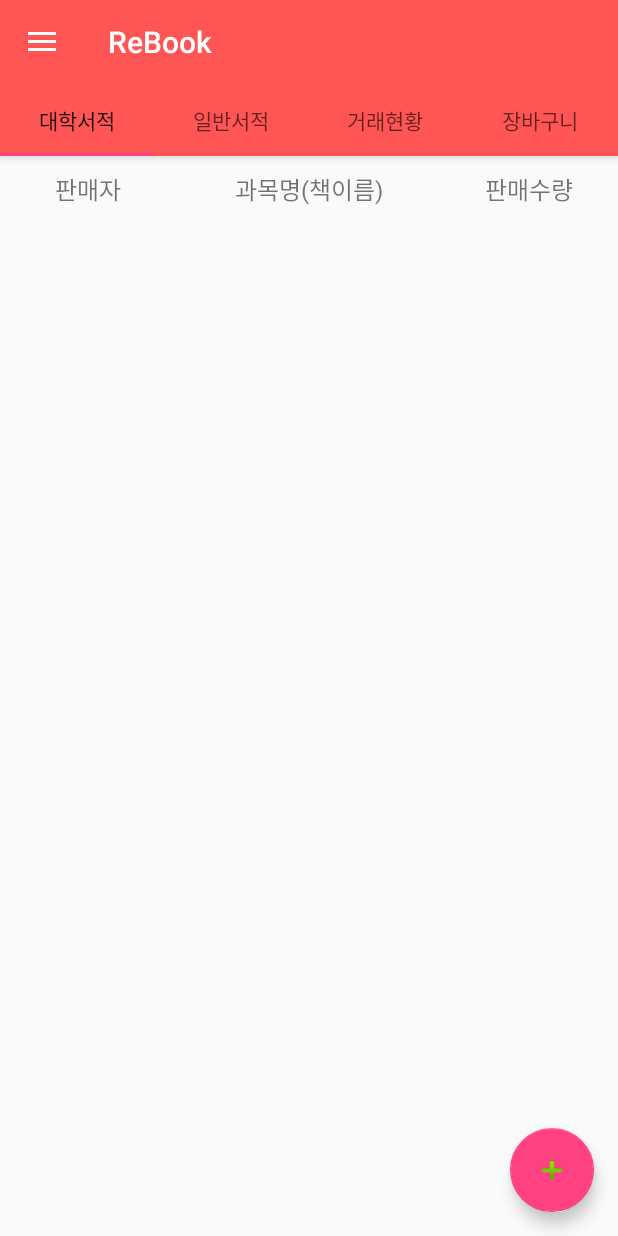
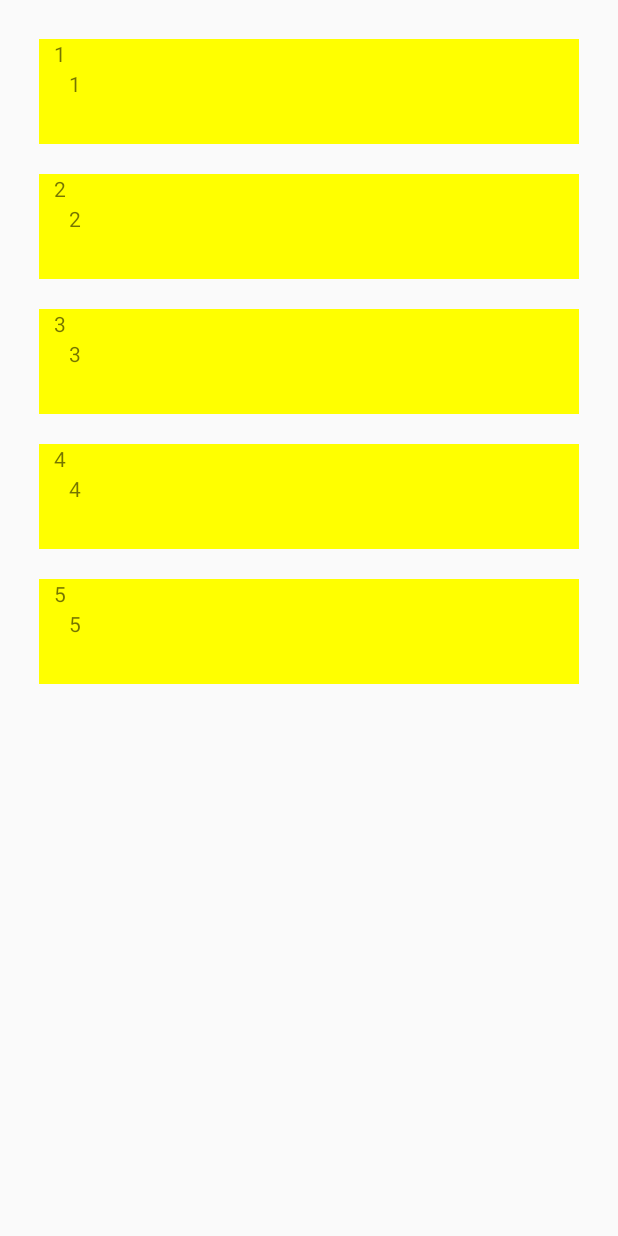
Before and after one commit to MoonSlime/ReBook, an Android app: the screen it shows after launch (MainActivity before the commit, ChatActivity after it), on a phone screen of 412 x 824 dp. Run offline under Robolectric (Android 15) with nearby library versions, the phone set to English and light mode, and no system bars; our stand-ins replace Firebase (no records; nobody signed in at launch, a user with empty details on screens opened directly).

Commit message:
아아아아안대자나아아아아아아앙

```diff
--- a/app/src/main/AndroidManifest.xml
+++ b/app/src/main/AndroidManifest.xml
@@ -11,13 +11,14 @@
         android:supportsRtl="true"
         android:theme="@style/AppTheme.NoActionBar">
         <activity android:name=".MainActivity">
+        </activity>
+        <activity android:name=".ChatActivity" >
             <intent-filter>
                 <action android:name="android.intent.action.MAIN" />
 
                 <category android:name="android.intent.category.LAUNCHER" />
             </intent-filter>
         </activity>
-        <activity android:name=".ChatActivity" />
         <activity android:name=".SearchActivity"></activity>
     </application>
 
--- a/app/src/main/java/com/cksrb/rebook/ChatActivity.java
+++ b/app/src/main/java/com/cksrb/rebook/ChatActivity.java
@@ -2,17 +2,18 @@
 
 import android.os.Bundle;
 import android.support.v7.app.AppCompatActivity;
-import android.view.View;
+import android.support.v7.widget.DefaultItemAnimator;
+import android.support.v7.widget.LinearLayoutManager;
+import android.support.v7.widget.RecyclerView;
 import android.widget.Button;
 import android.widget.EditText;
-import android.widget.TextView;
 
 import com.cksrb.rebook.DataForm.ChatData;
-import com.google.firebase.database.ChildEventListener;
-import com.google.firebase.database.DataSnapshot;
-import com.google.firebase.database.DatabaseError;
 import com.google.firebase.database.DatabaseReference;
 import com.google.firebase.database.FirebaseDatabase;
+
+import java.util.ArrayList;
+import java.util.List;
 
 public class ChatActivity extends AppCompatActivity {
 
@@ -22,11 +23,31 @@
     EditText editText;
     Button button_Push;
 
+    //
+    private List<ChatData> chatDataList = new ArrayList<>();
+    private RecyclerView recyclerView;
+    private ChatAdapter cAdapter;
+    //
+
     @Override
     protected void onCreate(Bundle savedInstanceState) {
         super.onCreate(savedInstanceState);
-        setContentView(R.layout.activity_chat);
+       // setContentView(R.layout.activity_chat);
+        setContentView(R.layout.chat_main);
+        //
+        recyclerView = (RecyclerView) findViewById(R.id.recycler_view);
 
+        cAdapter = new ChatAdapter(chatDataList);
+        RecyclerView.LayoutManager mLayoutManager = new LinearLayoutManager(getApplicationContext());
+        recyclerView.setLayoutManager(mLayoutManager);
+        recyclerView.setItemAnimator(new DefaultItemAnimator());
+        recyclerView.setAdapter(cAdapter);
+
+        //
+
+        prepareData();
+        //
+/*
         editText = (EditText)findViewById(R.id.editText);
         button_Push = (Button)findViewById(R.id.button_Push);
 
@@ -44,7 +65,7 @@
             public void onChildAdded(DataSnapshot dataSnapshot, String s) {
                 ChatData chatData = dataSnapshot.getValue(ChatData.class);  // chatData를 가져오고
                 TextView textView = (TextView)findViewById(R.id.textView);
-                textView.setText(chatData.getUserName()+"send this\n=>"+chatData.getMessage());  // adapter에 추가합니다.
+                textView.setText(chatData.getUserId()+"send this\n=>"+chatData.getMessage());  // adapter에 추가합니다.
             }
 
             @Override
@@ -59,5 +80,26 @@
             @Override
             public void onCancelled(DatabaseError databaseError) { }
         });
+        */
     }
+
+    private void prepareData(){
+        ChatData chatData = new ChatData("1","1");
+        chatDataList.add(chatData);
+
+        chatData = new ChatData("2","2");
+        chatDataList.add(chatData);
+
+        chatData = new ChatData("3","3");
+        chatDataList.add(chatData);
+
+        chatData = new ChatData("4","4");
+        chatDataList.add(chatData);
+
+        chatData = new ChatData("5","5");
+        chatDataList.add(chatData);
+
+        cAdapter.notifyDataSetChanged();
+    }
+
 }
--- /dev/null
+++ b/app/src/main/java/com/cksrb/rebook/ChatAdapter.java
@@ -0,0 +1,54 @@
+package com.cksrb.rebook;
+
+import android.support.v7.widget.RecyclerView;
+import android.view.LayoutInflater;
+import android.view.View;
+import android.view.ViewGroup;
+import android.widget.TextView;
+
+import com.cksrb.rebook.DataForm.ChatData;
+
+import java.util.List;
+
+/**
+ * Created by cksrb on 2016. 12. 5..
+ */
+
+public class ChatAdapter extends RecyclerView.Adapter<ChatAdapter.MyViewHolder>{
+    private List<ChatData> chatDataList;
+
+    public class MyViewHolder extends RecyclerView.ViewHolder {
+        public TextView userId,message;
+
+        public MyViewHolder(View view) {
+            super(view);
+            userId = (TextView) view.findViewById(R.id.user_id);
+            message = (TextView) view.findViewById(R.id.message);
+        }
+    }
+
+
+    public ChatAdapter(List<ChatData> chatDataList) {
+        this.chatDataList = chatDataList;
+    }
+
+    @Override
+    public MyViewHolder onCreateViewHolder(ViewGroup parent, int viewType) {
+        View itemView = LayoutInflater.from(parent.getContext())
+                .inflate(R.layout.chat_in, parent, false);
+
+        return new MyViewHolder(itemView);
+    }
+
+    @Override
+    public void onBindViewHolder(MyViewHolder holder, int position) {
+        ChatData chatData = chatDataList.get(position);
+        holder.userId.setText(chatData.getUserId());
+        holder.message.setText(chatData.getMessage());
+    }
+
+    @Override
+    public int getItemCount() {
+        return chatDataList.size();
+    }
+}
--- a/app/src/main/java/com/cksrb/rebook/DataForm/ChatData.java
+++ b/app/src/main/java/com/cksrb/rebook/DataForm/ChatData.java
@@ -5,22 +5,22 @@
  */
 
 public class ChatData {
-    private String userName;
+    private String userId;
     private String message;
 
     public ChatData() { }
 
-    public ChatData(String userName, String message) {
-        this.userName = userName;
+    public ChatData(String userId, String message) {
+        this.userId = userId;
         this.message = message;
     }
 
-    public String getUserName() {
-        return userName;
+    public String getUserId() {
+        return userId;
     }
 
-    public void setUserName(String userName) {
-        this.userName = userName;
+    public void setUserId(String userId) {
+        this.userId = userId;
     }
 
     public String getMessage() {
--- /dev/null
+++ b/app/src/main/res/layout/chat_in.xml
@@ -0,0 +1,25 @@
+<?xml version="1.0" encoding="utf-8"?>
+<RelativeLayout xmlns:android="http://schemas.android.com/apk/res/android"
+    android:layout_width="match_parent"
+    android:layout_height="70dp"
+    android:layout_marginTop="5dp"
+    android:background="#FF0"
+    android:layout_margin="10dp">
+
+    <TextView
+        android:id="@+id/user_id"
+        android:layout_marginLeft="10dp"
+        android:layout_width="wrap_content"
+        android:layout_height="20dp"
+        android:text="User Id"/>
+
+    <TextView
+        android:id="@+id/message"
+        android:layout_below="@id/user_id"
+        android:layout_marginLeft="20dp"
+        android:layout_width="wrap_content"
+        android:layout_height="wrap_content"
+        android:text="ABCDEFGHIJKLMNOPQRSTUVWXYZ"/>
+
+
+</RelativeLayout>
--- /dev/null
+++ b/app/src/main/res/layout/chat_main.xml
@@ -0,0 +1,21 @@
+<?xml version="1.0" encoding="utf-8"?>
+<RelativeLayout xmlns:android="http://schemas.android.com/apk/res/android"
+    xmlns:app="http://schemas.android.com/apk/res-auto"
+    xmlns:tools="http://schemas.android.com/tools"
+    android:layout_width="match_parent"
+    android:layout_height="match_parent"
+    android:paddingBottom="@dimen/activity_vertical_margin"
+    android:paddingLeft="@dimen/activity_horizontal_margin"
+    android:paddingRight="@dimen/activity_horizontal_margin"
+    android:paddingTop="@dimen/activity_vertical_margin"
+    app:layout_behavior="@string/appbar_scrolling_view_behavior"
+    tools:context="com.cksrb.rebook.ChatActivity"
+    >
+
+    <android.support.v7.widget.RecyclerView
+        android:id="@+id/recycler_view"
+        android:layout_width="match_parent"
+        android:layout_height="match_parent"
+        android:scrollbars="vertical" />
+
+</RelativeLayout>
```
